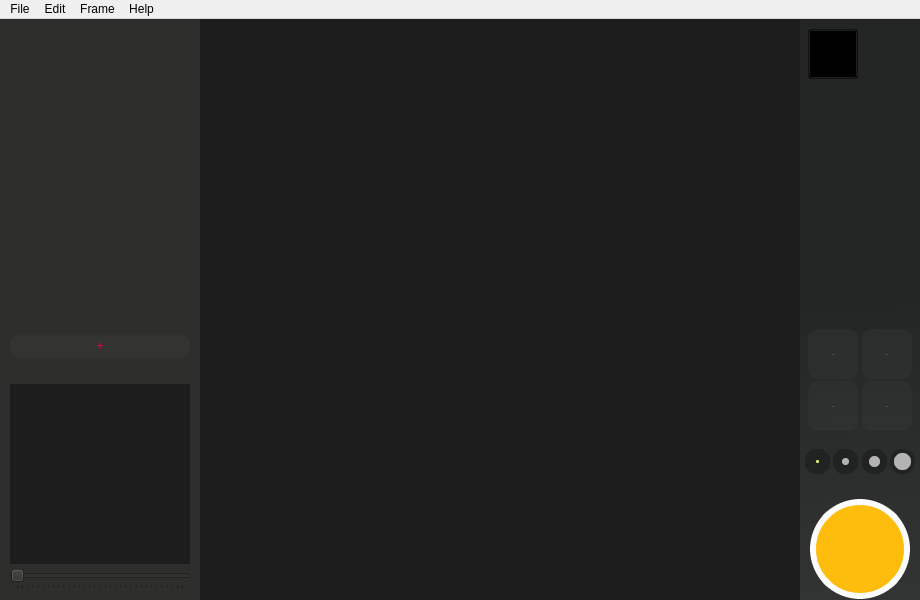
worldofnick/Pixels-Sprite-Editor, file PixelsSpriteEditor/SpriteMainWindow.ui: the form before one commit.
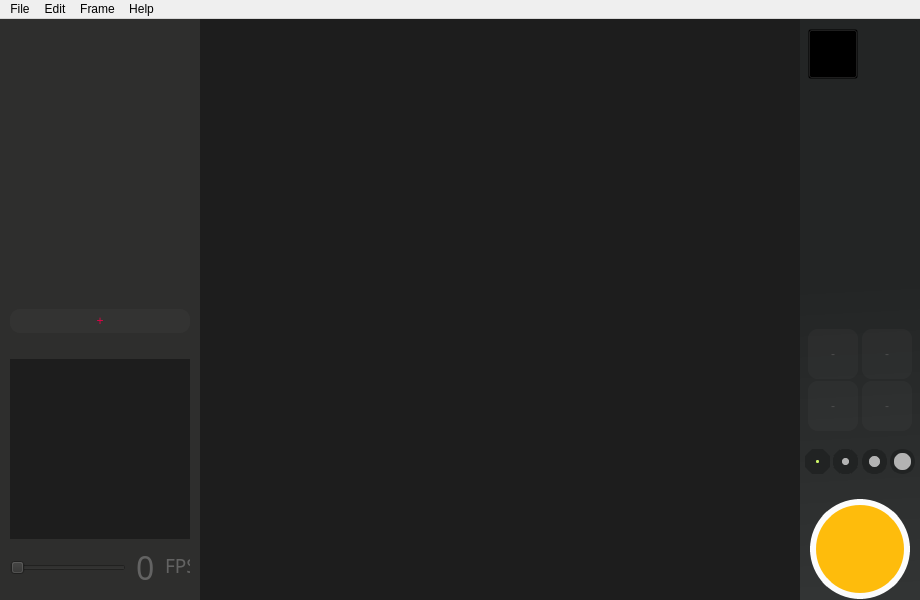
The form after the commit. Icons and pictures are not drawn.

What changed in the file:
```diff
--- a/PixelsSpriteEditor/SpriteMainWindow.ui
+++ b/PixelsSpriteEditor/SpriteMainWindow.ui
@@ -135,7 +135,7 @@
             <x>0</x>
             <y>0</y>
             <width>180</width>
-            <height>260</height>
+            <height>235</height>
            </rect>
           </property>
          </widget>
@@ -256,19 +256,117 @@
         </widget>
        </item>
        <item>
-        <widget class="QSlider" name="fpsSlider">
-         <property name="maximum">
-          <number>32</number>
+        <widget class="QFrame" name="frame">
+         <property name="sizePolicy">
+          <sizepolicy hsizetype="Minimum" vsizetype="Minimum">
+           <horstretch>0</horstretch>
+           <verstretch>0</verstretch>
+          </sizepolicy>
          </property>
-         <property name="orientation">
-          <enum>Qt::Horizontal</enum>
+         <property name="minimumSize">
+          <size>
+           <width>180</width>
+           <height>45</height>
+          </size>
          </property>
-         <property name="tickPosition">
-          <enum>QSlider::TicksBelow</enum>
+         <property name="maximumSize">
+          <size>
+           <width>180</width>
+           <height>45</height>
+          </size>
          </property>
-         <property name="tickInterval">
+         <property name="styleSheet">
+          <string notr="true">color: rgba(240,240,240,70);</string>
+         </property>
+         <property name="frameShape">
+          <enum>QFrame::NoFrame</enum>
+         </property>
+         <property name="frameShadow">
+          <enum>QFrame::Plain</enum>
+         </property>
+         <property name="lineWidth">
           <number>0</number>
          </property>
+         <layout class="QHBoxLayout" name="horizontalLayout">
+          <property name="spacing">
+           <number>10</number>
+          </property>
+          <property name="leftMargin">
+           <number>0</number>
+          </property>
+          <property name="topMargin">
+           <number>0</number>
+          </property>
+          <property name="rightMargin">
+           <number>0</number>
+          </property>
+          <property name="bottomMargin">
+           <number>0</number>
+          </property>
+          <item>
+           <widget class="QSlider" name="fpsSlider">
+            <property name="maximum">
+             <number>32</number>
+            </property>
+            <property name="orientation">
+             <enum>Qt::Horizontal</enum>
+            </property>
+            <property name="tickPosition">
+             <enum>QSlider::NoTicks</enum>
+            </property>
+            <property name="tickInterval">
+             <number>0</number>
+            </property>
+           </widget>
+          </item>
+          <item>
+           <widget class="QLabel" name="label">
+            <property name="font">
+             <font>
+              <family>Avenir Next</family>
+              <pointsize>24</pointsize>
+             </font>
+            </property>
+            <property name="text">
+             <string>0</string>
+            </property>
+           </widget>
+          </item>
+          <item>
+           <widget class="QLabel" name="label_2">
+            <property name="sizePolicy">
+             <sizepolicy hsizetype="Minimum" vsizetype="Minimum">
+              <horstretch>0</horstretch>
+              <verstretch>0</verstretch>
+             </sizepolicy>
+            </property>
+            <property name="minimumSize">
+             <size>
+              <width>25</width>
+              <height>24</height>
+             </size>
+            </property>
+            <property name="maximumSize">
+             <size>
+              <width>25</width>
+              <height>24</height>
+             </size>
+            </property>
+            <property name="font">
+             <font>
+              <family>Avenir Next</family>
+              <pointsize>14</pointsize>
+             </font>
+            </property>
+            <property name="text">
+             <string>FPS</string>
+            </property>
+            <property name="alignment">
+             <set>Qt::AlignBottom|Qt::AlignLeading|Qt::AlignLeft</set>
+            </property>
+           </widget>
+          </item>
+         </layout>
         </widget>
        </item>
       </layout>
```
Left out of the diff: 23 changed lines with no effect on the pictures.
